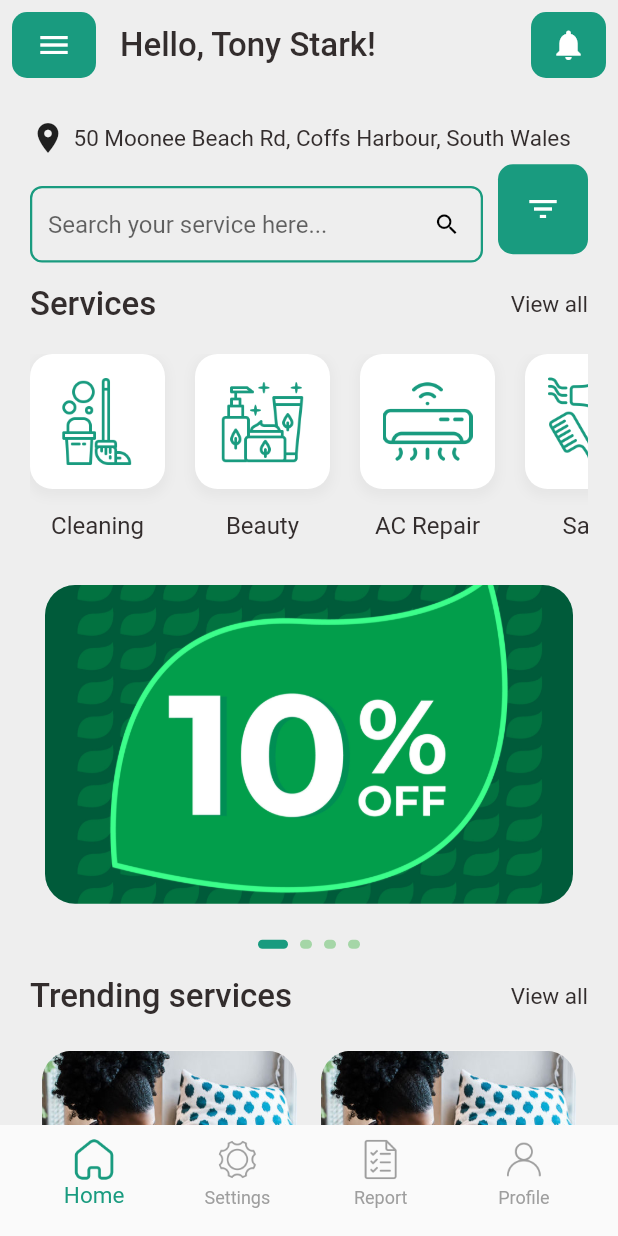
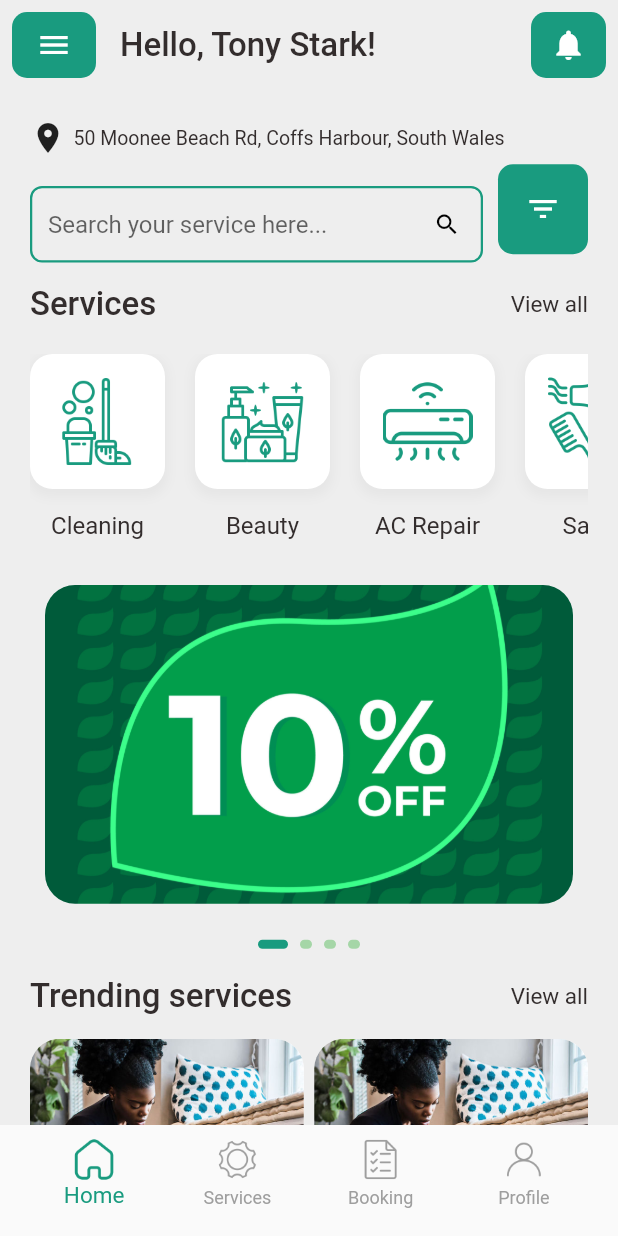
Before and after one commit to naztechnation/esalerz, a Flutter app: the screen it shows after launch, on a phone screen of 412 x 824 dp. Run offline on Flutter 3.47's test engine with Material 2 defaults, Android fonts, the phone set to English and light mode, and no system bars; our stand-ins replace flutter_secure_storage, flutter_svg, fluttertoast, ionicons; Roboto replaces fonts that are missing (Montserrat).

Commit message:
accepting modifications made on homepage

```diff
--- a/lib/res/app_routes.dart
+++ b/lib/res/app_routes.dart
@@ -1,5 +1,5 @@
 import 'package:esalerz/ui/auth/login.dart';
-import 'package:esalerz/ui/homepage.dart';
+import 'package:esalerz/ui/landingpage.dart';
 import 'package:esalerz/ui/on_boarding/boarding_screen.dart';
 import 'package:esalerz/ui/welcomepage.dart';
 import 'package:flutter/cupertino.dart';
@@ -19,7 +19,7 @@ class AppRoutes {
     onBoardingScreen: (context) => const OnboardingScreen(),
     welcomeScreen: (context) => const WelcomePage(),
     loginScreen: (context) => const LoginScreen(),
-    homePage: (context) => const HomePage(),
+    homePage: (context) => const LandingPage(),
   };
 
   static Route<dynamic> generateRoute(RouteSettings settings) {
@@ -41,9 +41,9 @@ class AppRoutes {
         return MaterialPageRoute(
           builder: (context) => const LoginScreen(),
         );
-        case homePage:
+      case homePage:
         return MaterialPageRoute(
-          builder: (context) => const HomePage(),
+          builder: (context) => const LandingPage(),
         );
       default:
         return CupertinoPageRoute(
--- a/lib/ui/home.dart
+++ b/lib/ui/home.dart
@@ -96,6 +96,7 @@ class _HomeState extends State<Home> {
                     Expanded(
                       child: SmallText(
                         text: '50 Moonee Beach Rd, Coffs Harbour, South Wales',
+                        size: 13,
                       ),
                     ),
                   ],
@@ -202,20 +203,20 @@ class _HomeState extends State<Home> {
                   ],
                 ),
                 const SizedBox(height: 15),
-                Container(
-                  height: 200,
+                SizedBox(
+                  height: 500,
                   child: MasonryGridView.builder(
+                    crossAxisSpacing: 7,
+                    mainAxisSpacing: 7,
                     itemCount: 6,
                     gridDelegate:
                         const SliverSimpleGridDelegateWithFixedCrossAxisCount(
                             crossAxisCount: 2),
-                    itemBuilder: (context, index) => const Padding(
-                        padding: EdgeInsets.all(8.0),
-                        child: TrendingServiceModel(
-                            imageUrl: 'assets/images/cleaner.jpg',
-                            title: 'House cleaning',
-                            price: 20.99,
-                            rating: 4)),
+                    itemBuilder: (context, index) => const TrendingServiceModel(
+                        imageUrl: 'assets/images/cleaner.jpg',
+                        title: 'House cleaning',
+                        price: 20.99,
+                        rating: 4),
                   ),
                 ),
               ],
--- a/lib/ui/homepage.dart
+++ b/lib/ui/landingpage.dart
@@ -6,14 +6,14 @@ import 'package:esalerz/ui/profile.dart';
 import 'package:esalerz/ui/report.dart';
 import 'package:esalerz/ui/settings.dart';
 
-class HomePage extends StatefulWidget {
-  const HomePage({Key? key}) : super(key: key);
+class LandingPage extends StatefulWidget {
+  const LandingPage({Key? key}) : super(key: key);
 
   @override
-  State<HomePage> createState() => _HomePageState();
+  State<LandingPage> createState() => _LandingPageState();
 }
 
-class _HomePageState extends State<HomePage> {
+class _LandingPageState extends State<LandingPage> {
   int _selectedIndex = 0;
 
   void _onItemTapped(int index) {
@@ -30,7 +30,7 @@ class _HomePageState extends State<HomePage> {
   ];
 
   List<BottomNavigationBarItem> _navItems() {
-    const labels = ['Home', 'Settings', 'Report', 'Profile'];
+    const labels = ['Home', 'Services', 'Booking', 'Profile'];
     const icons = [
       'assets/images/homee.png',
       'assets/images/setting.png',
@@ -55,9 +55,7 @@ class _HomePageState extends State<HomePage> {
   @override
   Widget build(BuildContext context) {
     return GestureDetector(
-      onTap: (){
-
-      },
+      onTap: () {},
       child: Scaffold(
         bottomNavigationBar: Container(
           margin: const EdgeInsets.only(left: 15, right: 15, bottom: 10),
--- a/lib/ui/widgets/widget.dart
+++ b/lib/ui/widgets/widget.dart
@@ -124,7 +124,7 @@ class TrendingServiceModel extends StatelessWidget {
           // Image
           Container(
             height: MediaQuery.of(context).size.height /
-                4, // Half of the container height
+                5, // Half of the container height
             decoration: BoxDecoration(
               borderRadius: const BorderRadius.only(
                   topLeft: Radius.circular(20), topRight: Radius.circular(20)),
```
